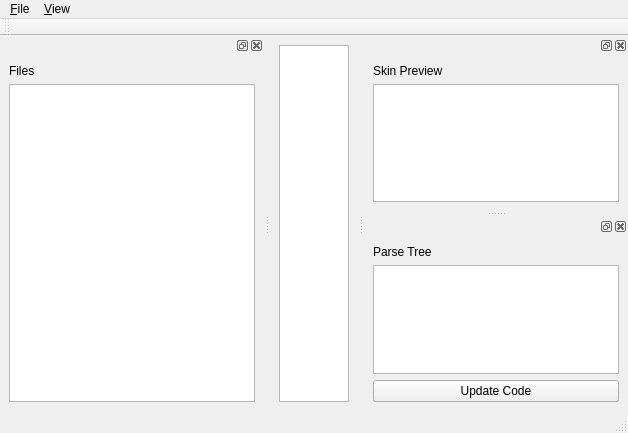
Old version of the form utils/themeeditor/editorwindow.ui in the repository Rockbox-Chinese-Community/Rockbox-RCC.
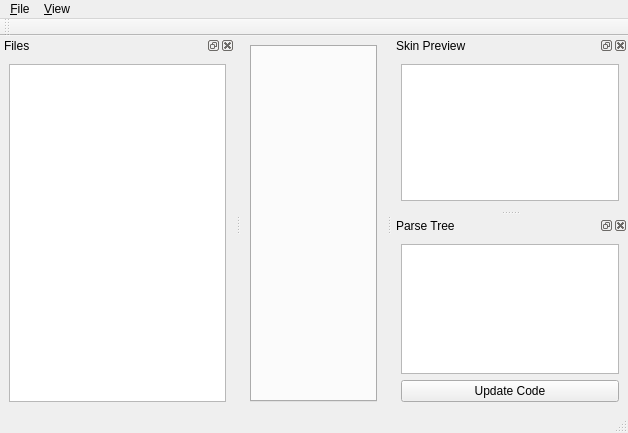
New version of the form. Icons and pictures are not drawn.

Commit message: Theme Editor: Fixed bugs with menu signals, rearranged UI some more

Diff of the .ui file:
```diff
--- a/utils/themeeditor/editorwindow.ui
+++ b/utils/themeeditor/editorwindow.ui
@@ -20,9 +20,18 @@
   <widget class="QWidget" name="centralwidget">
    <layout class="QVBoxLayout" name="verticalLayout">
     <item>
-     <widget class="QPlainTextEdit" name="codeEdit">
-      <property name="lineWrapMode">
-       <enum>QPlainTextEdit::NoWrap</enum>
+     <widget class="QTabWidget" name="editorTabs">
+      <property name="tabPosition">
+       <enum>QTabWidget::North</enum>
+      </property>
+      <property name="currentIndex">
+       <number>-1</number>
+      </property>
+      <property name="tabsClosable">
+       <bool>true</bool>
+      </property>
+      <property name="movable">
+       <bool>true</bool>
       </property>
      </widget>
     </item>
@@ -58,21 +67,14 @@
   </widget>
   <widget class="QStatusBar" name="statusbar"/>
   <widget class="QDockWidget" name="skinPreviewDock">
+   <property name="windowTitle">
+    <string>Skin Preview</string>
+   </property>
    <attribute name="dockWidgetArea">
     <number>2</number>
    </attribute>
    <widget class="QWidget" name="dockWidgetContents">
     <layout class="QVBoxLayout" name="verticalLayout_2">
-     <item>
-      <widget class="QLabel" name="label_3">
-       <property name="text">
-        <string>Skin Preview</string>
-       </property>
-       <property name="buddy">
-        <cstring>skinPreview</cstring>
-       </property>
-      </widget>
-     </item>
      <item>
       <widget class="QGraphicsView" name="skinPreview"/>
      </item>
@@ -91,21 +93,14 @@
    </attribute>
   </widget>
   <widget class="QDockWidget" name="fileDock">
+   <property name="windowTitle">
+    <string>Files</string>
+   </property>
    <attribute name="dockWidgetArea">
     <number>1</number>
    </attribute>
    <widget class="QWidget" name="dockWidgetContents_2">
     <layout class="QVBoxLayout" name="verticalLayout_4">
-     <item>
-      <widget class="QLabel" name="label_2">
-       <property name="text">
-        <string>Files</string>
-       </property>
-       <property name="buddy">
-        <cstring>fileTree</cstring>
-       </property>
-      </widget>
-     </item>
      <item>
       <widget class="QTreeView" name="fileTree"/>
      </item>
@@ -113,21 +108,14 @@
    </widget>
   </widget>
   <widget class="QDockWidget" name="parseTreeDock">
+   <property name="windowTitle">
+    <string>Parse Tree</string>
+   </property>
    <attribute name="dockWidgetArea">
     <number>2</number>
    </attribute>
    <widget class="QWidget" name="dockWidgetContents_3">
     <layout class="QVBoxLayout" name="verticalLayout_3">
-     <item>
-      <widget class="QLabel" name="label">
-       <property name="text">
-        <string>Parse Tree</string>
-       </property>
-       <property name="buddy">
-        <cstring>parseTree</cstring>
-       </property>
-      </widget>
-     </item>
      <item>
       <widget class="QTreeView" name="parseTree"/>
      </item>
```
Left out of the diff: 129 changed lines with no effect on the pictures. The commit also changes 2 other files.
